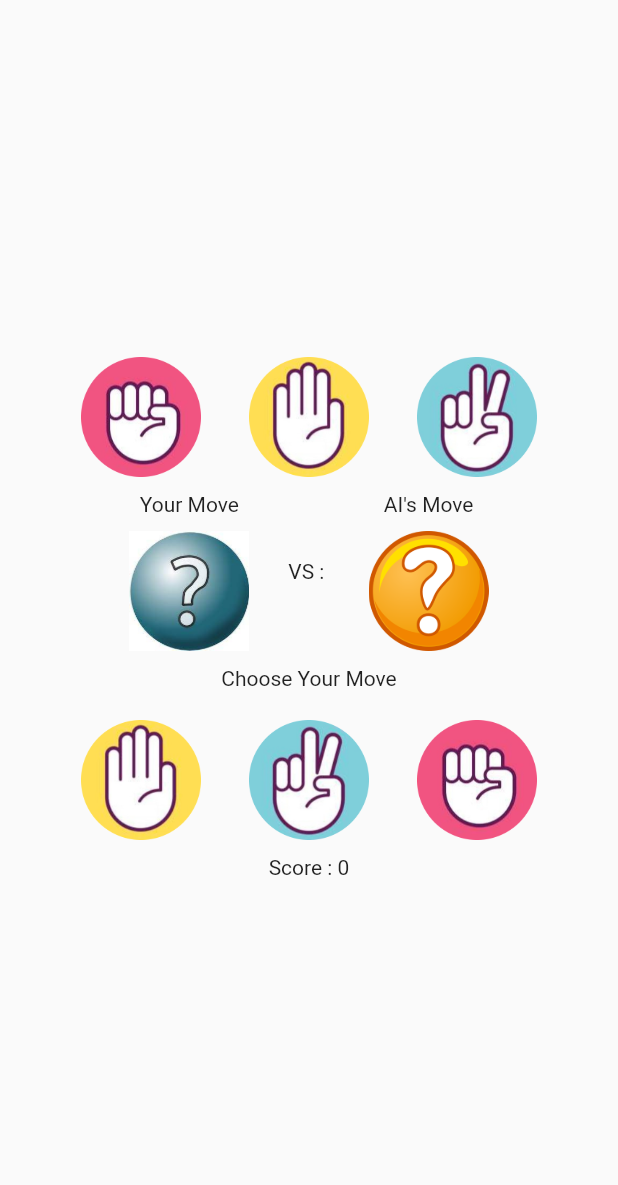
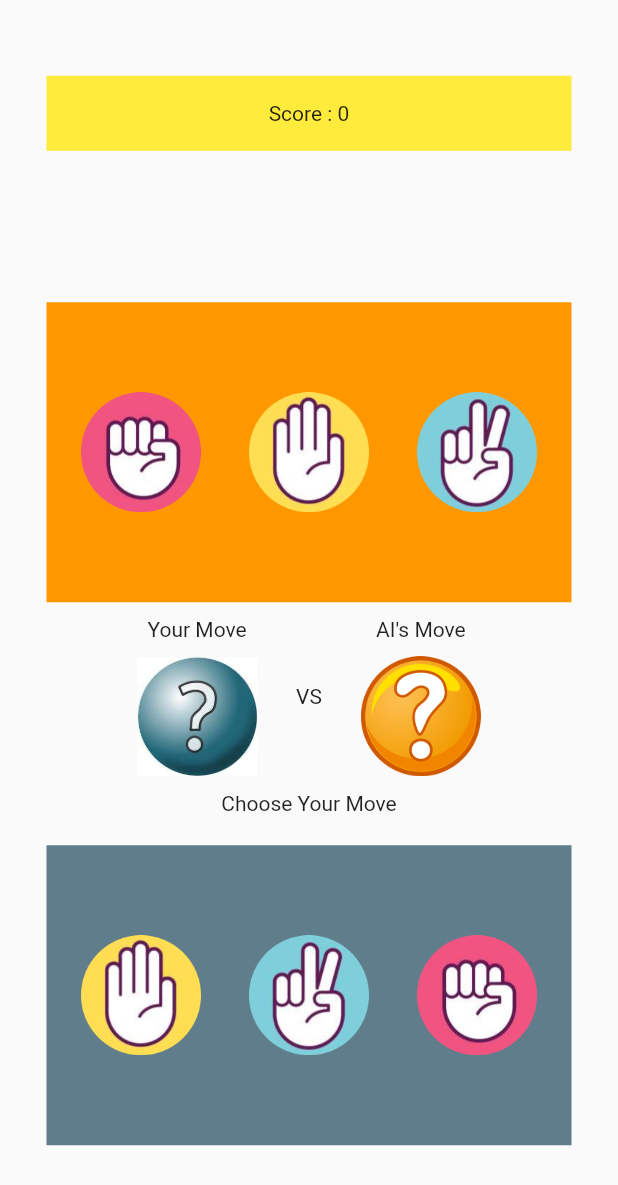
Before and after one commit to aryanPokharel/Scissor-Paper-Rock, a Flutter app: the SinglePlayer screen opened by its route, on a phone screen of 412 x 824 dp. Shown: the top 1185 px of the screen. Run offline on Flutter 3.47's test engine with Material 2 defaults, Android fonts, the phone set to English and light mode, and no system bars; our stand-ins replace audioplayers.

Commit message:
score display update

```diff
--- a/lib/screens/SinglePlayer.dart
+++ b/lib/screens/SinglePlayer.dart
@@ -2,7 +2,6 @@ import 'dart:math';
 
 import 'package:audioplayers/audioplayers.dart';
 import 'package:flutter/material.dart';
-import 'package:motion_toast/motion_toast.dart';
 
 class SinglePlayer extends StatefulWidget {
   const SinglePlayer({Key? key}) : super(key: key);
@@ -28,49 +27,25 @@ class _SinglePlayerState extends State<SinglePlayer> {
       aiPiece = 'assets/images/$aiMove.jpg';
       result = evaluate(playerMove, aiMove);
       AudioPlayer player = AudioPlayer();
-      player.play(AssetSource('assets/sounds/win.mp3'));
+      player.play(AssetSource('win.mp3'));
       // player.setSource(AssetSource('assets/sounds/win.mp3')).then((value) {
       //   player.play(AssetSource('assets/sounds/win.mp3'));
       // });
 
       if (result == "Won") {
-        MotionToast(
-                primaryColor: Colors.green,
-                width: 320,
-                height: 80,
-                title: const Text("Won!"),
-                description: const Text(""),
-                icon: Icons.handshake)
-            .show(context);
         playerScore++;
       } else if (result == "Lost") {
-        MotionToast(
-                primaryColor: Colors.red,
-                width: 320,
-                height: 80,
-                title: const Text("Lost!"),
-                description: const Text(""),
-                icon: Icons.error)
-            .show(context);
         playerScore--;
-      } else {
-        MotionToast(
-                primaryColor: Colors.yellow,
-                width: 320,
-                height: 80,
-                title: const Text("Draw!"),
-                description: const Text(""),
-                icon: Icons.warning)
-            .show(context);
-      }
+
         moveChosen = true;
-      Future.delayed(const Duration(milliseconds: 600), () {
+        Future.delayed(const Duration(milliseconds: 3000), () {
           setState(() {
             playerPiece = 'assets/images/questionMark2.png';
             aiPiece = 'assets/images/questionMark1.png';
             moveChosen = false;
           });
         });
+      }
     });
   }
 
@@ -95,13 +70,27 @@ class _SinglePlayerState extends State<SinglePlayer> {
     return (Scaffold(
       body: SafeArea(
           child: Column(
+        mainAxisAlignment: MainAxisAlignment.spaceAround,
+        children: [
+          Container(
+            height: 50,
+            width: 350,
+            color: (result == 'Won'
+                ? Colors.green
+                : ((result == 'Lost') ? Colors.red : Colors.yellow)),
+            child: Row(
                 mainAxisAlignment: MainAxisAlignment.center,
-        children: [
+                children: [Text("Score : $playerScore")]),
+          ),
           SingleChildScrollView(
             child: Column(
               mainAxisAlignment: MainAxisAlignment.spaceBetween,
               children: [
-                Row(
+                Container(
+                  height: 200,
+                  width: 350,
+                  color: Colors.orange,
+                  child: Row(
                     mainAxisAlignment: MainAxisAlignment.center,
                     children: [
                       MaterialButton(
@@ -133,6 +122,7 @@ class _SinglePlayerState extends State<SinglePlayer> {
                       ),
                     ],
                   ),
+                ),
                 const SizedBox(
                   height: 10,
                 ),
@@ -159,7 +149,7 @@ class _SinglePlayerState extends State<SinglePlayer> {
                     const SizedBox(
                       width: 10,
                     ),
-                    Text("VS : $result"),
+                    const Text("VS"),
                     const SizedBox(
                       width: 10,
                     ),
@@ -190,7 +180,11 @@ class _SinglePlayerState extends State<SinglePlayer> {
                   height: 10,
                 ),
                 const SizedBox(height: 10),
-                Row(
+                Container(
+                  height: 200,
+                  width: 350,
+                  color: Colors.blueGrey,
+                  child: Row(
                     mainAxisAlignment: MainAxisAlignment.center,
                     children: [
                       MaterialButton(
@@ -234,10 +228,10 @@ class _SinglePlayerState extends State<SinglePlayer> {
                       ),
                     ],
                   ),
+                ),
                 const SizedBox(
                   height: 10,
                 ),
-                Text("Score : $playerScore"),
               ],
             ),
           ),
```
Lines whose indentation alone changed are shown as unchanged.
